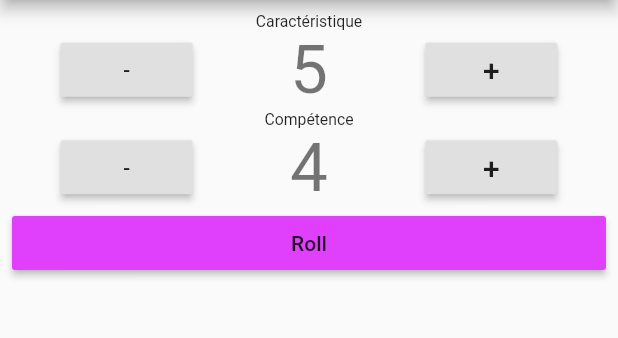
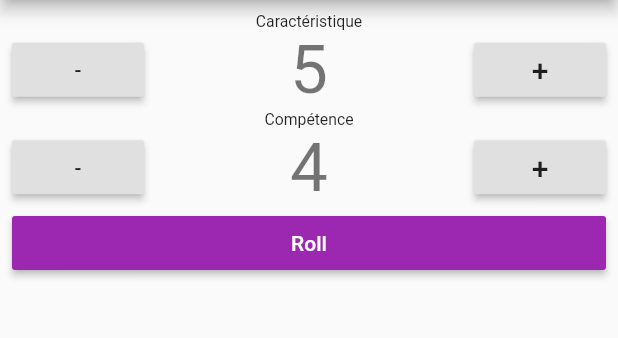
Before and after one commit to Neamar/aube_reve, a Flutter app: the screen it shows after launch, on a phone screen of 412 x 824 dp, the part 84-422 px from its top. Run offline on Flutter 3.47's test engine with Material 2 defaults, Android fonts, the phone set to English and light mode, and no system bars.

Commit message:
Improved layout

```diff
--- a/lib/main.dart
+++ b/lib/main.dart
@@ -11,9 +11,7 @@ class MyApp extends StatelessWidget {
         title: 'Aube Rêve',
         home: DiceRoller(),
         theme: ThemeData(
-          primaryColor: Colors.purple,
-          backgroundColor: Colors.purpleAccent
-        ));
+            primaryColor: Colors.purple, backgroundColor: Colors.purpleAccent));
   }
 }
 
@@ -103,12 +101,13 @@ class DiceRollerState extends State<DiceRoller> {
               Row(children: <Widget>[
                 Expanded(
                     child: RaisedButton(
-                  color: Theme.of(context).backgroundColor,
+                  color: Theme.of(context).primaryColor,
+                  textColor: Colors.white,
                   child: Text("Roll"),
                   onPressed: doRoll,
                 ))
               ]),
-              new Expanded(
+              Expanded(
                   child: Center(
                       child: AnimatedDefaultTextStyle(
                 duration: new Duration(milliseconds: 200),
@@ -119,11 +118,12 @@ class DiceRollerState extends State<DiceRoller> {
                     textAlign: TextAlign.center),
               ))),
               Text(
-                currentResult != -1 && tenCount >= 2 ? ('($tenCount dix)' + (tenCount >= 3 ? ' CRITIQUE' : '')) : '',
-                style: TextStyle(
+                  currentResult != -1 && tenCount >= 2
+                      ? ('($tenCount dix)' + (tenCount >= 3 ? ' CRITIQUE' : ''))
+                      : '',
+                  style: TextStyle(
                     color: tenCount >= 3 ? Colors.purpleAccent : Colors.black,
-                )
-              ),
+                  )),
             ],
           ),
         ),
@@ -159,15 +159,17 @@ class Counter extends StatelessWidget {
         style: DefaultTextStyle.of(context).style.apply(fontSizeFactor: 0.75),
       ),
       Row(
-        mainAxisAlignment: MainAxisAlignment.spaceAround,
         children: <Widget>[
           RaisedButton(
             onPressed: currentValue > 0 ? decrementFn : null,
             child: const Text('-'),
           ),
-          Text(
-            '$currentValue',
-            style: Theme.of(context).textTheme.display2,
+          Expanded(
+            child: Text(
+              '$currentValue',
+    textAlign: TextAlign.center,
+              style: Theme.of(context).textTheme.display2,
+            ),
           ),
           RaisedButton(
             onPressed: currentValue < maximum ? incrementFn : null,
```
Also changed, not shown: 1 other file.
